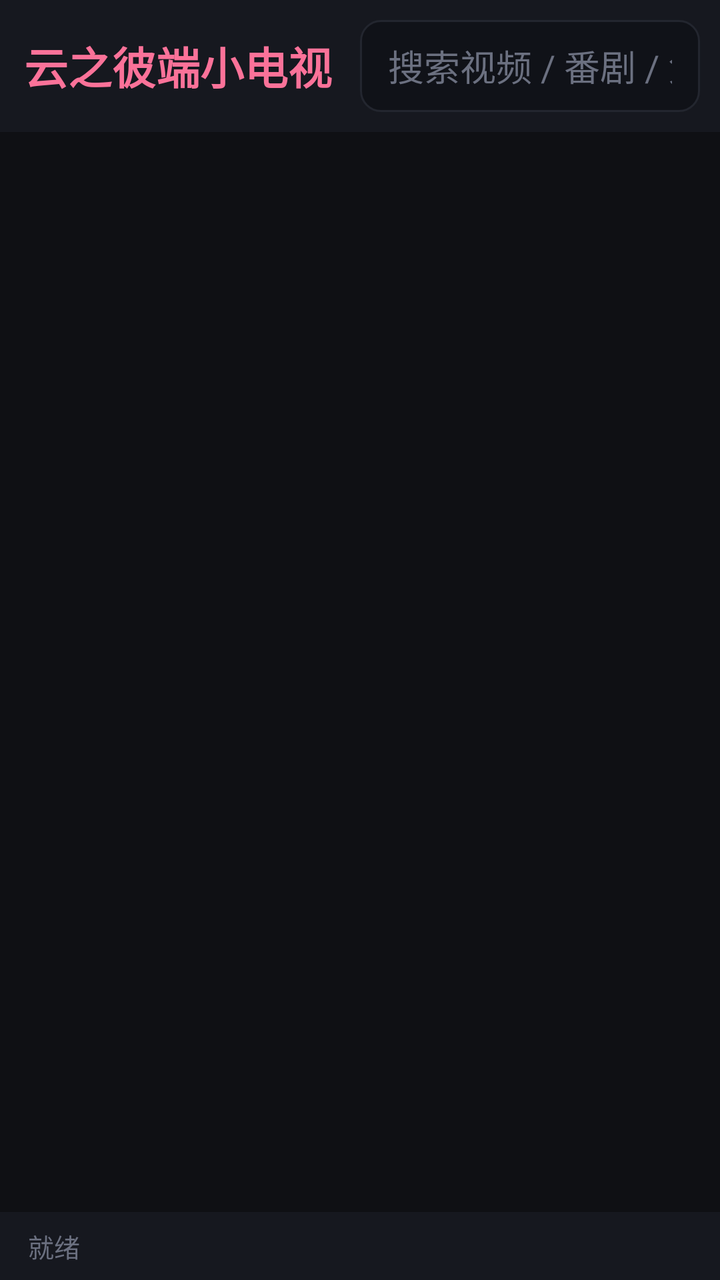
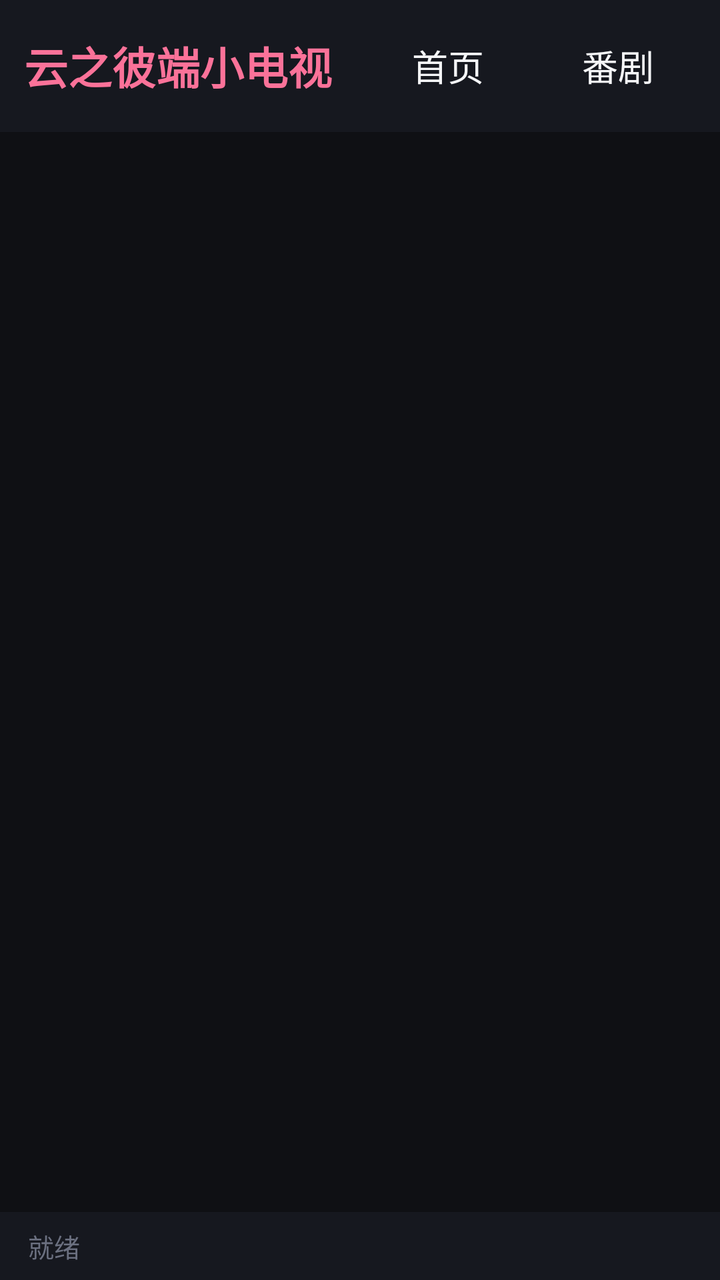

Two renders of the same Android screen: before a commit and after it. Below are the layout's source before the change and the commit's diff.
<!-- AndroidManifest.xml: application theme Theme.Yzb -->
<!-- res/layout/activity_main.xml -->
<?xml version="1.0" encoding="utf-8"?>
<LinearLayout xmlns:android="http://schemas.android.com/apk/res/android"
    android:layout_width="match_parent"
    android:layout_height="match_parent"
    android:orientation="vertical"
    android:background="@color/bg_dark"
    android:focusable="true"
    android:focusableInTouchMode="true">

    
    <LinearLayout
        android:layout_width="match_parent"
        android:layout_height="66dp"
        android:orientation="horizontal"
        android:gravity="center_vertical"
        android:paddingStart="12dp"
        android:paddingEnd="10dp"
        android:background="@color/bg_panel">

        <TextView
            android:id="@+id/tvTitle"
            android:layout_width="wrap_content"
            android:layout_height="wrap_content"
            android:text="云之彼端小电视"
            android:textColor="@color/accent"
            android:textSize="22sp"
            android:textStyle="bold"
            android:paddingEnd="14dp"
            android:singleLine="true" />

        <Button
            android:id="@+id/btnHome"
            style="@style/YzbButton"
            android:text="首页" />

        <Button
            android:id="@+id/btnBangumi"
            style="@style/YzbButton"
            android:text="番剧" />

        <Button
            android:id="@+id/btnRank"
            style="@style/YzbButton"
            android:text="排行" />

        <Button
            android:id="@+id/btnHistory"
            style="@style/YzbButton"
            android:text="历史" />

        <Button
            android:id="@+id/btnFree"
            style="@style/YzbButton"
            android:text="免费动漫" />

        <EditText
            android:id="@+id/etSearch"
            android:layout_width="0dp"
            android:layout_height="46dp"
            android:layout_weight="1"
            android:hint="搜索视频 / 番剧 / 免费动漫..."
            android:textColorHint="@color/text_dim"
            android:textColor="@color/text_primary"
            android:textSize="18sp"
            android:background="@drawable/edit_bg"
            android:paddingStart="14dp"
            android:paddingEnd="14dp"
            android:singleLine="true"
            android:imeOptions="actionSearch" />

        <Button
            android:id="@+id/btnMsg"
            style="@style/YzbButton"
            android:text="消息" />

        <Button
            android:id="@+id/btnUser"
            style="@style/YzbButton"
            android:text="未登录" />

    </LinearLayout>

    
    <FrameLayout
        android:layout_width="match_parent"
        android:layout_height="0dp"
        android:layout_weight="1">

        <androidx.recyclerview.widget.RecyclerView
            android:id="@+id/rvList"
            android:layout_width="match_parent"
            android:layout_height="match_parent"
            android:padding="10dp"
            android:clipToPadding="false" />

        <ProgressBar
            android:id="@+id/pbLoading"
            android:layout_width="wrap_content"
            android:layout_height="wrap_content"
            android:layout_gravity="center"
            android:visibility="gone" />

        <TextView
            android:id="@+id/tvStatus"
            android:layout_width="wrap_content"
            android:layout_height="wrap_content"
            android:layout_gravity="center"
            android:textColor="@color/text_secondary"
            android:textSize="18sp"
            android:visibility="gone" />

    </FrameLayout>

    
    <TextView
        android:id="@+id/tvBottom"
        android:layout_width="match_parent"
        android:layout_height="34dp"
        android:background="@color/bg_panel"
        android:gravity="center_vertical"
        android:paddingStart="14dp"
        android:textColor="@color/text_dim"
        android:textSize="13sp"
        android:text="就绪" />

</LinearLayout>
<!-- resources referenced by this layout -->
<resources>
  <color name="accent">#FB7299</color>
  <color name="bg_dark">#0F1014</color>
  <color name="bg_panel">#16181F</color>
  <color name="text_dim">#6B7080</color>
  <color name="text_primary">#F5F6F8</color>
  <color name="text_secondary">#A8ACB8</color>
  <!-- drawable edit_bg (drawable) -->
  <?xml version="1.0" encoding="utf-8"?>
  <selector xmlns:android="http://schemas.android.com/apk/res/android">
      <item android:state_focused="true">
          <shape android:shape="rectangle">
              <solid android:color="#101218" />
              <corners android:radius="10dp" />
              <stroke android:width="2dp" android:color="@color/accent" />
          </shape>
      </item>
      <item>
          <shape android:shape="rectangle">
              <solid android:color="#101218" />
              <corners android:radius="10dp" />
              <stroke android:width="1dp" android:color="@color/divider" />
          </shape>
      </item>
  </selector>
  <style name="YzbButton" parent="Widget.AppCompat.Button.Borderless">
          <item name="android:layout_height">46dp</item>
          <item name="android:textSize">18sp</item>
          <item name="android:textColor">@color/text_primary</item>
          <item name="android:background">@drawable/btn_bg</item>
          <item name="android:paddingStart">18dp</item>
          <item name="android:paddingEnd">18dp</item>
          <item name="android:focusable">true</item>
      </style>
  <style name="Theme.Yzb" parent="Theme.AppCompat.NoActionBar">
          <item name="android:windowBackground">@color/bg_dark</item>
          <item name="android:textColor">@color/text_primary</item>
          <item name="colorAccent">@color/accent</item>
          <item name="android:windowContentTransitions">false</item>
      </style>
  <color name="divider">#23262F</color>
  <!-- drawable btn_bg (drawable) -->
  <?xml version="1.0" encoding="utf-8"?>
  <selector xmlns:android="http://schemas.android.com/apk/res/android">
      <item android:state_focused="true">
          <shape android:shape="rectangle">
              <solid android:color="#33FB7299" />
              <corners android:radius="10dp" />
              <stroke android:width="2dp" android:color="@color/accent" />
          </shape>
      </item>
      <item android:state_pressed="true">
          <shape android:shape="rectangle">
              <solid android:color="#33FB7299" />
              <corners android:radius="10dp" />
          </shape>
      </item>
      <item>
          <shape android:shape="rectangle">
              <solid android:color="#00000000" />
              <corners android:radius="10dp" />
          </shape>
      </item>
  </selector>
</resources>

<!-- the commit's change to res/layout/activity_main.xml (unified diff, before → after) -->
@@ -31,27 +31,27 @@
         <Button
             android:id="@+id/btnHome"
             style="@style/YzbButton"
-            android:text="首页" />
+            android:text="首页" android:layout_width="wrap_content" android:layout_height="46dp"/>
 
         <Button
             android:id="@+id/btnBangumi"
             style="@style/YzbButton"
-            android:text="番剧" />
+            android:text="番剧" android:layout_width="wrap_content" android:layout_height="46dp"/>
 
         <Button
             android:id="@+id/btnRank"
             style="@style/YzbButton"
-            android:text="排行" />
+            android:text="排行" android:layout_width="wrap_content" android:layout_height="46dp"/>
 
         <Button
             android:id="@+id/btnHistory"
             style="@style/YzbButton"
-            android:text="历史" />
+            android:text="历史" android:layout_width="wrap_content" android:layout_height="46dp"/>
 
         <Button
             android:id="@+id/btnFree"
             style="@style/YzbButton"
-            android:text="免费动漫" />
+            android:text="免费动漫" android:layout_width="wrap_content" android:layout_height="46dp"/>
 
         <EditText
             android:id="@+id/etSearch"
@@ -71,12 +71,12 @@
         <Button
             android:id="@+id/btnMsg"
             style="@style/YzbButton"
-            android:text="消息" />
+            android:text="消息" android:layout_width="wrap_content" android:layout_height="46dp"/>
 
         <Button
             android:id="@+id/btnUser"
             style="@style/YzbButton"
-            android:text="未登录" />
+            android:text="未登录" android:layout_width="wrap_content" android:layout_height="46dp"/>
 
     </LinearLayout>
 
<!-- resource entries referenced after the edit -->
@@ -25,6 +25,7 @@
       </item>
   </selector>
   <style name="YzbButton" parent="Widget.AppCompat.Button.Borderless">
+          <item name="android:layout_width">wrap_content</item>
           <item name="android:layout_height">46dp</item>
           <item name="android:textSize">18sp</item>
           <item name="android:textColor">@color/text_primary</item>
